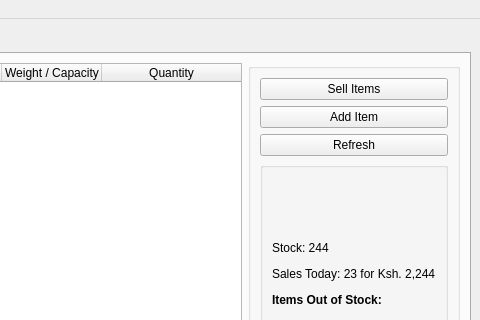
krivahtoo/stockmanager, file src/stock_manager.ui: the form before one commit; both pictures show x 319 to 799 and y 0 to 320 of the 799 by 492 pixel window.
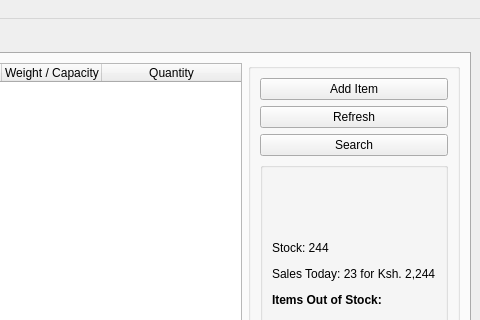
The form after the commit. The open tabs and pages were chosen to show the change. Icons and pictures are not drawn.

Commit message: 🐛 Fix() adding items with empty fields

```diff
--- a/src/stock_manager.ui
+++ b/src/stock_manager.ui
@@ -502,29 +502,6 @@
            </size>
           </property>
           <layout class="QVBoxLayout" name="verticalLayout">
-           <item>
-            <widget class="QPushButton" name="btnSellItem">
-             <property name="maximumSize">
-              <size>
-               <width>16777215</width>
-               <height>16777215</height>
-              </size>
-             </property>
-             <property name="statusTip">
-              <string>Record sold items</string>
-             </property>
-             <property name="text">
-              <string>Sell Items</string>
-             </property>
-             <property name="icon">
-              <iconset resource="../stock_manager.qrc">
-               <normaloff>:/icons/cart.svg</normaloff>:/icons/cart.svg</iconset>
-             </property>
-             <property name="shortcut">
-              <string>Ctrl+S</string>
-             </property>
-            </widget>
-           </item>
            <item>
             <widget class="QPushButton" name="btnAddItem">
              <property name="maximumSize">
@@ -571,6 +548,17 @@
              </property>
             </widget>
            </item>
+           <item>
+            <widget class="QPushButton" name="btnSearch">
+             <property name="text">
+              <string>Search</string>
+             </property>
+             <property name="icon">
+              <iconset resource="../stock_manager.qrc">
+               <normaloff>:/icons/search.svg</normaloff>:/icons/search.svg</iconset>
+             </property>
+            </widget>
+           </item>
            <item>
             <widget class="QGroupBox" name="groupBox_7">
              <property name="title">
```
Left out of the diff: 28 changed lines with no effect on the pictures. The commit also changes 2 other files.
